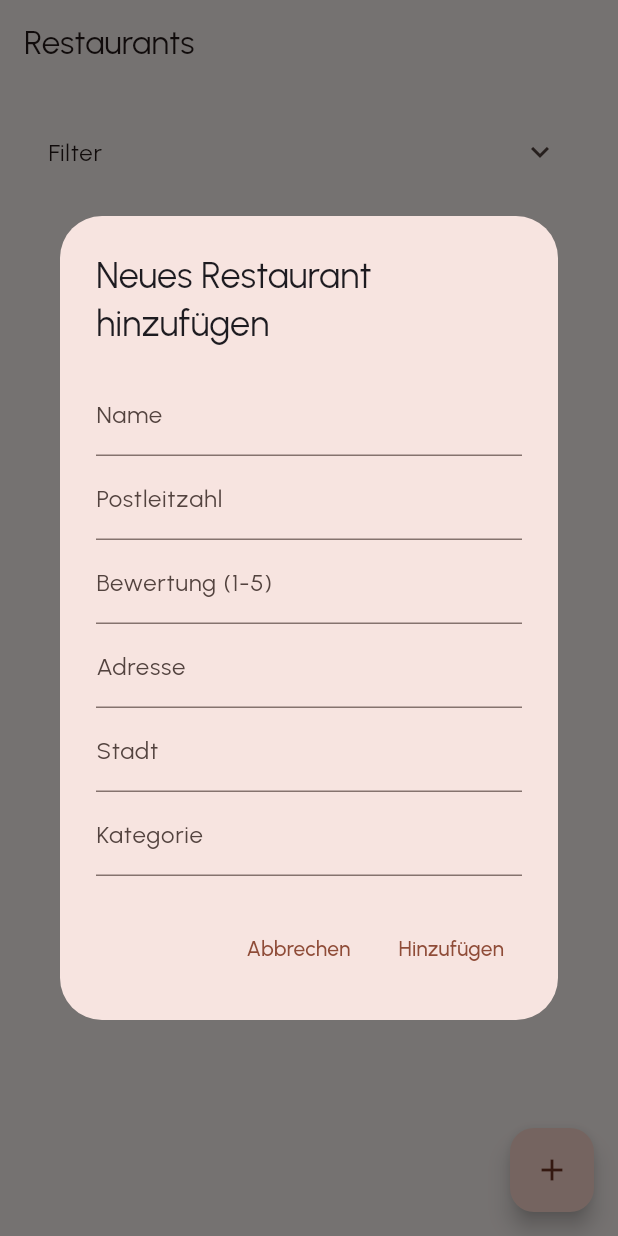
After one commit to jessicaernst/loca_licious, a Flutter app: the screen it shows after launch, after a tap on the "add" icon, on a phone screen of 412 x 824 dp. The commit adds this screen. Run offline on Flutter 3.47's test engine with Material 3 defaults, Android fonts, the phone set to English and light mode, and no system bars; our stand-ins replace cloud_firestore, firebase_core, google_fonts; accounts and stored records are empty.

Commit message:
feature: add crud operations in UI

```diff
--- a/lib/features/home/screens/filter_home_page.dart
+++ b/lib/features/home/screens/filter_home_page.dart
@@ -1,5 +1,6 @@
 import 'package:flutter/material.dart';
 import 'package:loca_licious/data/repositories/restaurants_repo.dart';
+import 'package:loca_licious/features/home/widgets/add_restaurant_dialog.dart';
 import 'package:loca_licious/features/home/widgets/filter_view.dart';
 import 'package:loca_licious/features/home/widgets/restaurant_list_view.dart';
 
@@ -48,10 +49,53 @@ class _FilterHomePageState extends State<FilterHomePage> {
     return widget.repo.streamRestaurants();
   }
 
+  void _showAddRestaurantPopup(BuildContext context) {
+    showDialog(
+      context: context,
+      builder: (BuildContext context) {
+        return AddRestaurantDialog(
+          onRestaurantAdded: (restaurant) {
+            _addRestaurant(restaurant);
+          },
+        );
+      },
+    );
+  }
+
+  // Die Methode erwartet jetzt eine Map
+  void _addRestaurant(Map<String, dynamic> restaurant) async {
+    try {
+      // Übergib die Map direkt an die Methode im Repo
+      await widget.repo.addRestaurant(restaurant);
+
+      // Prüfe, ob das Widget noch im Baum ist, bevor du mit ScaffoldMessenger interagierst
+      if (mounted) {
+        // Erfolgsmeldung
+        ScaffoldMessenger.of(context).showSnackBar(
+          const SnackBar(content: Text('Restaurant hinzugefügt!')),
+        );
+      }
+    } catch (e) {
+      // Prüfe, ob das Widget noch im Baum ist, bevor du mit ScaffoldMessenger interagierst
+      if (mounted) {
+        // Fehlermeldung
+        ScaffoldMessenger.of(context).showSnackBar(
+          SnackBar(content: Text('Fehler beim Hinzufügen des Restaurants: $e')),
+        );
+      }
+    }
+  }
+
   @override
   Widget build(BuildContext context) {
     return Scaffold(
       appBar: AppBar(title: const Text('Restaurants')),
+      floatingActionButton: FloatingActionButton(
+        onPressed: () {
+          _showAddRestaurantPopup(context);
+        },
+        child: const Icon(Icons.add),
+      ),
       body: Padding(
         padding: const EdgeInsets.all(16),
         child: Column(
--- /dev/null
+++ b/lib/features/home/widgets/add_restaurant_dialog.dart
@@ -0,0 +1,125 @@
+import 'package:flutter/material.dart';
+
+class AddRestaurantDialog extends StatefulWidget {
+  final Function(Map<String, dynamic>) onRestaurantAdded;
+
+  const AddRestaurantDialog({super.key, required this.onRestaurantAdded});
+
+  @override
+  State<AddRestaurantDialog> createState() => _AddRestaurantDialogState();
+}
+
+class _AddRestaurantDialogState extends State<AddRestaurantDialog> {
+  final _nameController = TextEditingController();
+  final _postalCodeController = TextEditingController();
+  final _ratingController = TextEditingController();
+  final _adressController = TextEditingController();
+  final _cityController = TextEditingController();
+  final _categoryController = TextEditingController();
+
+  @override
+  void dispose() {
+    _nameController.dispose();
+    _postalCodeController.dispose();
+    _ratingController.dispose();
+    _adressController.dispose();
+    _cityController.dispose();
+    _categoryController.dispose();
+    super.dispose();
+  }
+
+  @override
+  Widget build(BuildContext context) {
+    return AlertDialog(
+      title: const Text('Neues Restaurant hinzufügen'),
+      content: SingleChildScrollView(
+        child: Column(
+          mainAxisSize: MainAxisSize.min,
+          children: [
+            TextField(
+              controller: _nameController,
+              decoration: const InputDecoration(labelText: 'Name'),
+            ),
+            TextField(
+              controller: _postalCodeController,
+              decoration: const InputDecoration(labelText: 'Postleitzahl'),
+            ),
+            TextField(
+              controller: _ratingController,
+              decoration: const InputDecoration(labelText: 'Bewertung (1-5)'),
+              keyboardType: TextInputType.number,
+            ),
+            TextField(
+              controller: _adressController,
+              decoration: const InputDecoration(labelText: 'Adresse'),
+            ),
+            TextField(
+              controller: _cityController,
+              decoration: const InputDecoration(labelText: 'Stadt'),
+            ),
+            TextField(
+              controller: _categoryController,
+              decoration: const InputDecoration(labelText: 'Kategorie'),
+            ),
+          ],
+        ),
+      ),
+      actions: [
+        TextButton(
+          onPressed: () {
+            Navigator.of(context).pop(); // Schließe das Popup
+          },
+          child: const Text('Abbrechen'),
+        ),
+        TextButton(
+          onPressed: () {
+            // Hier die Daten aus den Textfeldern holen und das Restaurant hinzufügen
+            final name = _nameController.text.trim();
+            final postalCode = _postalCodeController.text.trim();
+            final ratingString = _ratingController.text.trim();
+            final adress = _adressController.text.trim();
+            final city = _cityController.text.trim();
+            final category = _categoryController.text.trim();
+
+            if (name.isNotEmpty &&
+                postalCode.isNotEmpty &&
+                ratingString.isNotEmpty &&
+                adress.isNotEmpty &&
+                city.isNotEmpty &&
+                category.isNotEmpty) {
+              final rating = int.tryParse(ratingString);
+              if (rating != null && rating >= 1 && rating <= 5) {
+                // Erstelle die Map für das Restaurant
+                final restaurant = <String, dynamic>{
+                  'name': name,
+                  'postalCode': postalCode,
+                  'rating': rating,
+                  'adress': adress,
+                  'city': city,
+                  'category': category,
+                };
+                widget.onRestaurantAdded(restaurant);
+                Navigator.of(context).pop(); // Schließe das Popup
+              } else {
+                // Fehlerbehandlung: Ungültige Bewertung
+                ScaffoldMessenger.of(context).showSnackBar(
+                  const SnackBar(
+                    content: Text(
+                      'Ungültige Bewertung. Bitte eine Zahl zwischen 1 und 5 eingeben.',
+                    ),
+                  ),
+                );
+              }
+            } else {
+              // Fehlerbehandlung: Leere Felder
+              ScaffoldMessenger.of(context).showSnackBar(
+                const SnackBar(content: Text('Bitte alle Felder ausfüllen.')),
+              );
+            }
+          },
+          child: const Text('Hinzufügen'),
+        ),
+      ],
+    );
+  }
+}
--- a/lib/main.dart
+++ b/lib/main.dart
@@ -1,5 +1,6 @@
 import 'package:firebase_core/firebase_core.dart';
 import 'package:flutter/material.dart';
+import 'package:google_fonts/google_fonts.dart';
 import 'package:loca_licious/data/repositories/restaurants_repo.dart';
 import 'package:loca_licious/data/repositories/restaurants_repo_impl.dart';
 import 'package:loca_licious/features/home/screens/filter_home_page.dart';
@@ -24,6 +25,7 @@ class App extends StatelessWidget {
       title: 'Restaurant Finder',
       theme: ThemeData(
         colorScheme: ColorScheme.fromSeed(seedColor: Colors.deepOrange),
+        textTheme: GoogleFonts.urbanistTextTheme(),
       ),
       home: FilterHomePage(repo: repo),
     );
--- a/pubspec.yaml
+++ b/pubspec.yaml
@@ -36,6 +36,7 @@ dependencies:
   cupertino_icons: ^1.0.8
   firebase_core: ^3.13.0
   cloud_firestore: ^5.6.6
+  google_fonts: ^6.2.1
 
 dev_dependencies:
   flutter_test:
```
Also changed, not shown: lib/features/detail/restaurant_details_page.dart (deleted, +0 -125 lines), lib/features/detail/screens/restaurant_details_page.dart (added, +198 -0 lines), lib/features/detail/widgets/edit_restaurant_view.dart (added, +145 -0 lines), lib/features/home/widgets/restaurant_list_view.dart (+46 -7 lines), pubspec.lock, 2 other files.
